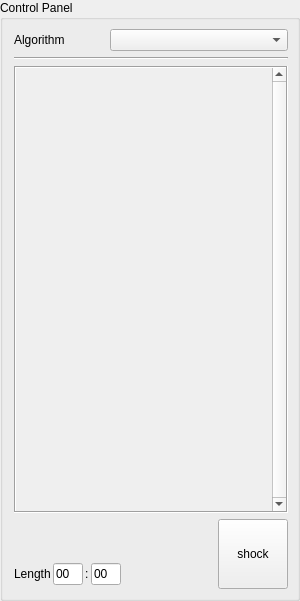
This is ControlPanel/controlpanel.ui in casey-c/shock as Qt 5 draws it before an edit. The edited form follows.
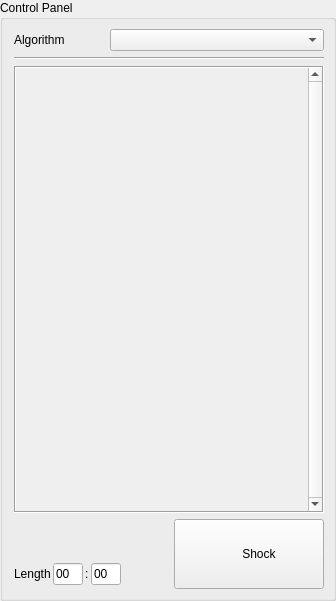
This is the edited form. Icons and pictures are not drawn.

Commit message: Added icon to shock it button

```diff
--- a/ControlPanel/controlpanel.ui
+++ b/ControlPanel/controlpanel.ui
@@ -6,7 +6,7 @@
    <rect>
     <x>0</x>
     <y>0</y>
-    <width>300</width>
+    <width>336</width>
     <height>601</height>
    </rect>
   </property>
@@ -269,13 +269,13 @@
           </property>
           <property name="minimumSize">
            <size>
-            <width>70</width>
+            <width>150</width>
             <height>70</height>
            </size>
           </property>
           <property name="maximumSize">
            <size>
-            <width>70</width>
+            <width>150</width>
             <height>70</height>
            </size>
           </property>
@@ -283,7 +283,17 @@
            <string>Run the Algorithm Selected</string>
           </property>
           <property name="text">
-           <string>shock</string>
+           <string>      Shock</string>
+          </property>
+          <property name="icon">
+           <iconset resource="../resources.qrc">
+            <normaloff>:/icons/music.svg</normaloff>:/icons/music.svg</iconset>
+          </property>
+          <property name="iconSize">
+           <size>
+            <width>30</width>
+            <height>30</height>
+           </size>
           </property>
          </widget>
         </item>
@@ -308,8 +318,8 @@
           <rect>
            <x>0</x>
            <y>0</y>
-           <width>251</width>
-           <height>439</height>
+           <width>292</width>
+           <height>426</height>
           </rect>
          </property>
          <layout class="QVBoxLayout" name="verticalLayout_3">
```
Left out of the diff: 4 changed lines with no effect on the pictures.
